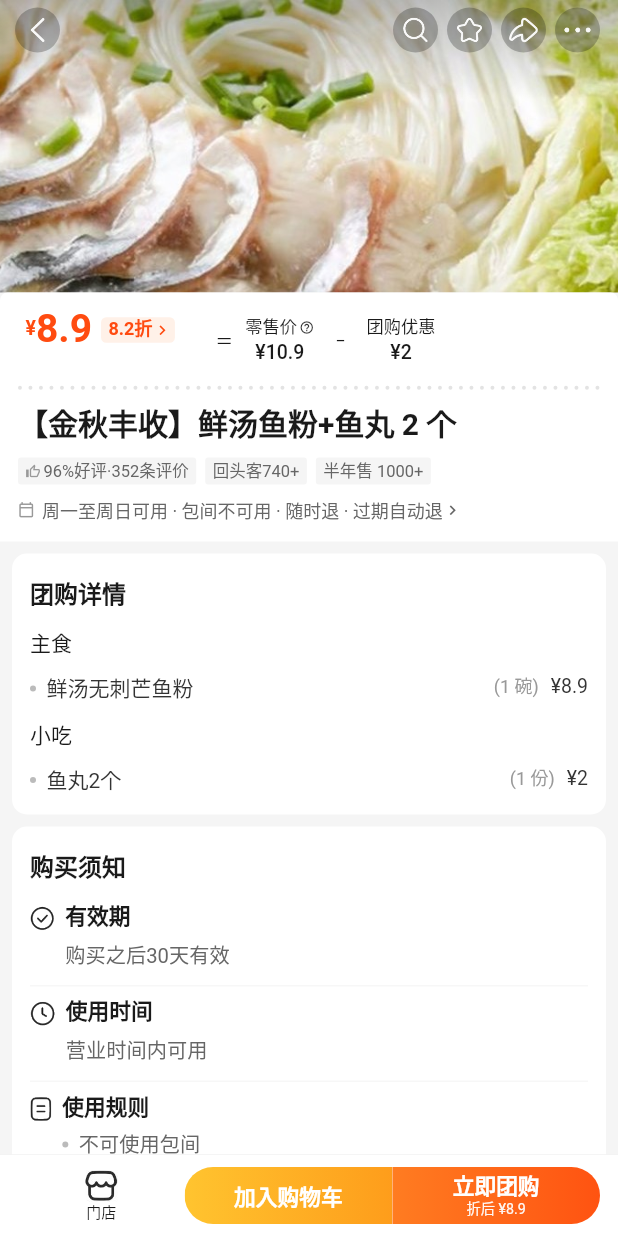
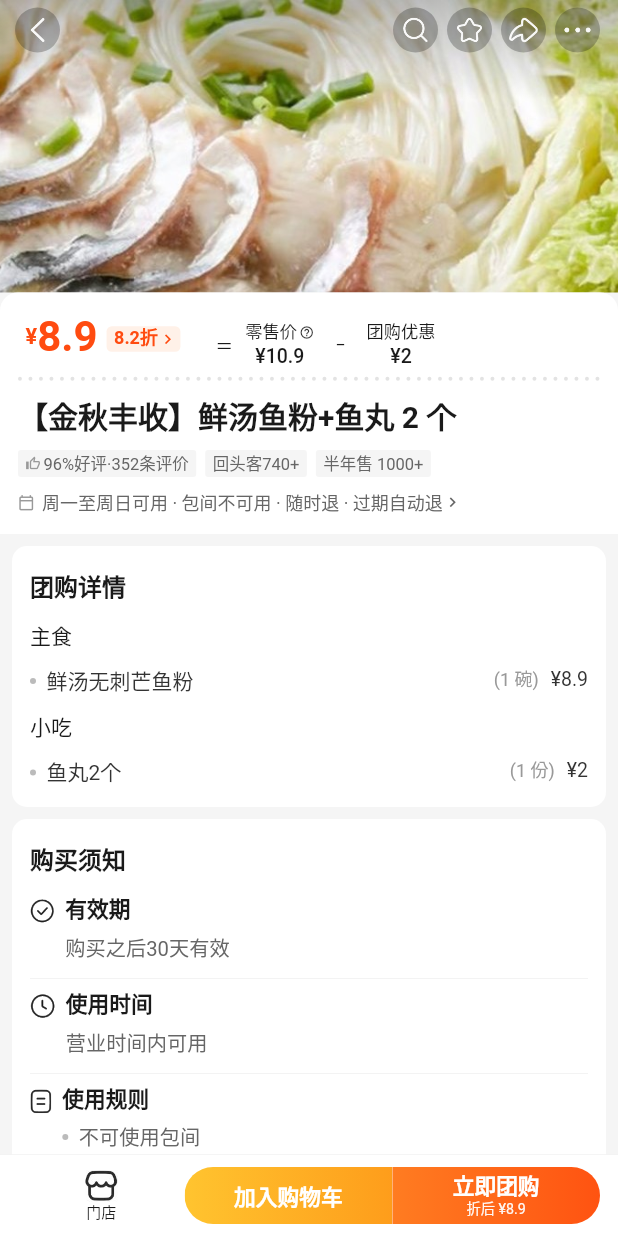
Before and after one commit to zmxiaoyao/mt-deal-detail, a Flutter app: the screen it shows after launch, on a phone screen of 412 x 824 dp. Run offline on Flutter 3.47's test engine with Material 3 defaults, Android fonts, the phone set to English and light mode, and no system bars.

Commit message:
美团商品团购详情页复刻（Flutter）：数据驱动版式 + 抓包瘦身 + 粘贴数据页 + CI 打包

```diff
--- a/lib/widgets/deal_sections.dart
+++ b/lib/widgets/deal_sections.dart
@@ -232,9 +232,9 @@ class PriceSection extends StatelessWidget {
     return Container(
       decoration: const BoxDecoration(
         color: C.card,
-        borderRadius: BorderRadius.vertical(top: Radius.circular(5)),
+        borderRadius: BorderRadius.vertical(top: Radius.circular(12)),
       ),
-      padding: const EdgeInsets.fromLTRB(12, 12, 12, 13),
+      padding: const EdgeInsets.fromLTRB(12, 17, 12, 13),
       child: Column(
         crossAxisAlignment: CrossAxisAlignment.start,
         children: <Widget>[
@@ -244,7 +244,7 @@ class PriceSection extends StatelessWidget {
           LayoutBuilder(
             builder: (BuildContext context, BoxConstraints c) {
               return SizedBox(
-                height: 40,
+                height: 36,
                 child: Stack(
                   children: <Widget>[
                     Row(
@@ -254,7 +254,7 @@ class PriceSection extends StatelessWidget {
                         Text(
                           '¥',
                           style: const TextStyle(
-                            fontSize: 13,
+                            fontSize: 14.5,
                             fontWeight: FontWeight.w700,
                             color: C.primary,
                             height: 1.0,
@@ -263,7 +263,7 @@ class PriceSection extends StatelessWidget {
                         Text(
                           deal.price,
                           style: const TextStyle(
-                            fontSize: 26,
+                            fontSize: 28,
                             fontWeight: FontWeight.w700,
                             color: C.primary,
                             height: 1.0,
@@ -325,10 +325,10 @@ class PriceSection extends StatelessWidget {
               );
             },
           ),
-          const SizedBox(height: 10),
+          const SizedBox(height: 3),
           // 参考截图里价格行与标题之间是一条灰色虚线（小圆点等距排列）
           const SizedBox(height: 3, width: double.infinity, child: _DottedLine()),
-          const SizedBox(height: 9),
+          const SizedBox(height: 10),
           Text(
             deal.title,
             style: const TextStyle(
```
Also changed, not shown: docs/dbg_corner.png (added), docs/shot_844.png, docs/zoom_price.png.
